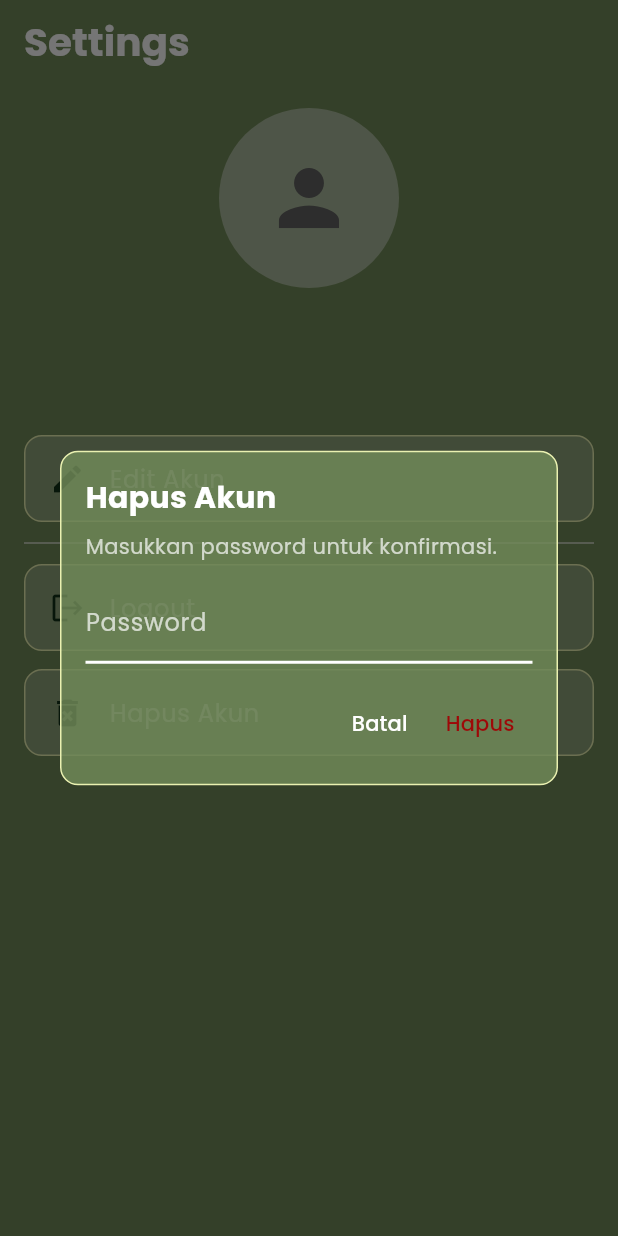
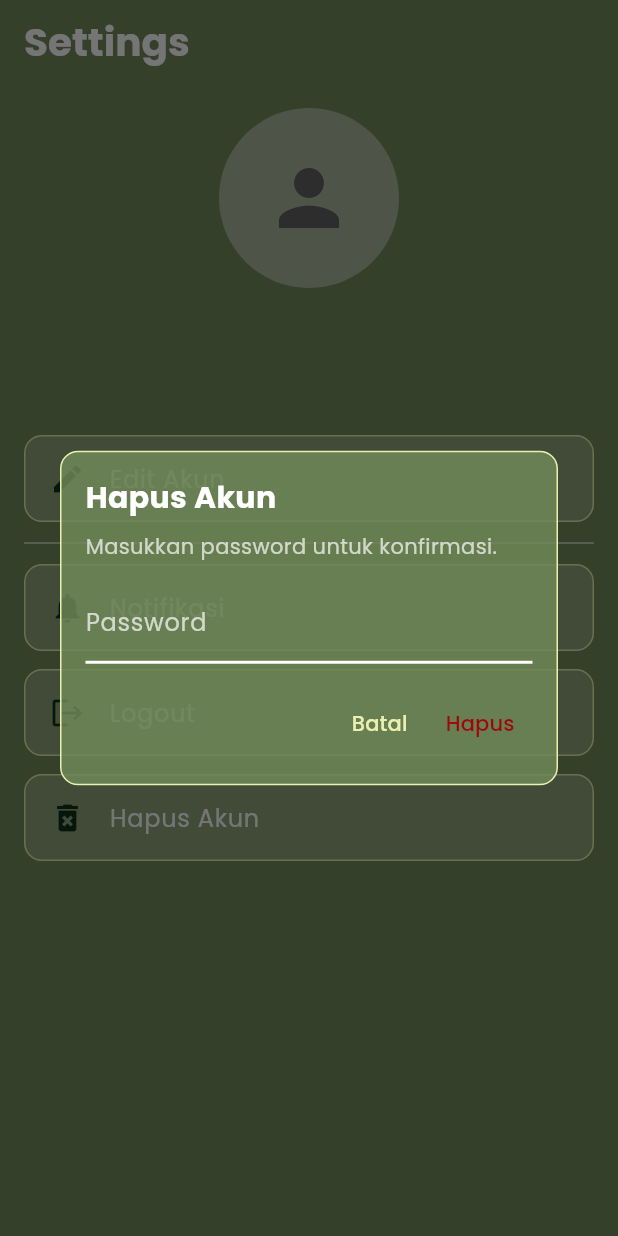
Before and after one commit to FaisalRidho12/gaulhidroponik, a Flutter app: the SettingsPage screen opened directly, after a tap on "Hapus Akun", on a phone screen of 412 x 824 dp. Run offline on Flutter 3.47's test engine with Material 3 defaults, Android fonts, the light colour scheme and no system bars; our stand-ins replace animate_do, curved_navigation_bar, dropdown_button2, firebase_auth, firebase_core, firebase_database and 5 more; accounts and stored records are empty.

Commit message:
Update settings_page.dart

```diff
--- a/lib/pages/settings_page.dart
+++ b/lib/pages/settings_page.dart
@@ -4,6 +4,7 @@ import 'package:firebase_auth/firebase_auth.dart';
 import 'package:gaulhidroponik/acc/welcome_page.dart';
 import 'package:gaulhidroponik/main.dart';
 import 'settings_pages/edit_akun_page.dart';
+import 'settings_pages/notifikasi_page.dart';
 
 class SettingsPage extends StatefulWidget {
   @override
@@ -63,7 +64,7 @@ void _logout(BuildContext context) async {
                   children: [
                     TextButton(
                       onPressed: () => Navigator.pop(context),
-                    child: Text('Batal', style: GoogleFonts.poppins(color: Colors.white)),
+                      child: Text('Batal', style: GoogleFonts.poppins(color: Color(0xFFEAF1B1))),
                     ),
                     TextButton(
                       onPressed: () async {
@@ -130,7 +131,7 @@ void _deleteAccount(BuildContext context) {
                 TextField(
                   controller: passwordController,
                   obscureText: true,
-                cursorColor: Color.fromARGB(255, 250, 255, 245),
+                  cursorColor: Color(0xFFEAF1B1),
                   decoration: InputDecoration(
                     labelText: 'Password',
                     labelStyle: GoogleFonts.poppins(color: Colors.white70),
@@ -149,7 +150,7 @@ void _deleteAccount(BuildContext context) {
                   children: [
                     TextButton(
                       onPressed: () => Navigator.pop(context),
-                    child: Text('Batal', style: GoogleFonts.poppins(color: Colors.white)),
+                      child: Text('Batal', style: GoogleFonts.poppins(color: Color(0xFFEAF1B1))),
                     ),
                     TextButton(
                       onPressed: () async {
@@ -309,6 +310,27 @@ void _deleteAccount(BuildContext context) {
               border: Border.all(color: const Color(0xFFEAF1B1)),
             ),
             child: ListTile(
+              leading: Icon(Icons.notifications, color: Color(0xFF102F15)),
+              title: Text(
+                'Notifikasi',
+                style: GoogleFonts.poppins(color: Colors.white),
+              ),
+              onTap: () {
+                Navigator.push(
+                  context,
+                  MaterialPageRoute(builder: (context) => NotifikasiPage()),
+                );
+              },
+            ),
+          ),
+          Container(
+            margin: EdgeInsets.symmetric(vertical: 6),
+            decoration: BoxDecoration(
+              color: const Color(0xFFFFFFFF).withOpacity(0.2),
+              borderRadius: BorderRadius.circular(12),
+              border: Border.all(color: const Color(0xFFEAF1B1)),
+            ),
+            child: ListTile(
               leading: Icon(Icons.logout, color: Color(0xFF102F15)),
               title: Text(
                 'Logout',
```
Lines whose indentation alone changed are shown as unchanged.
